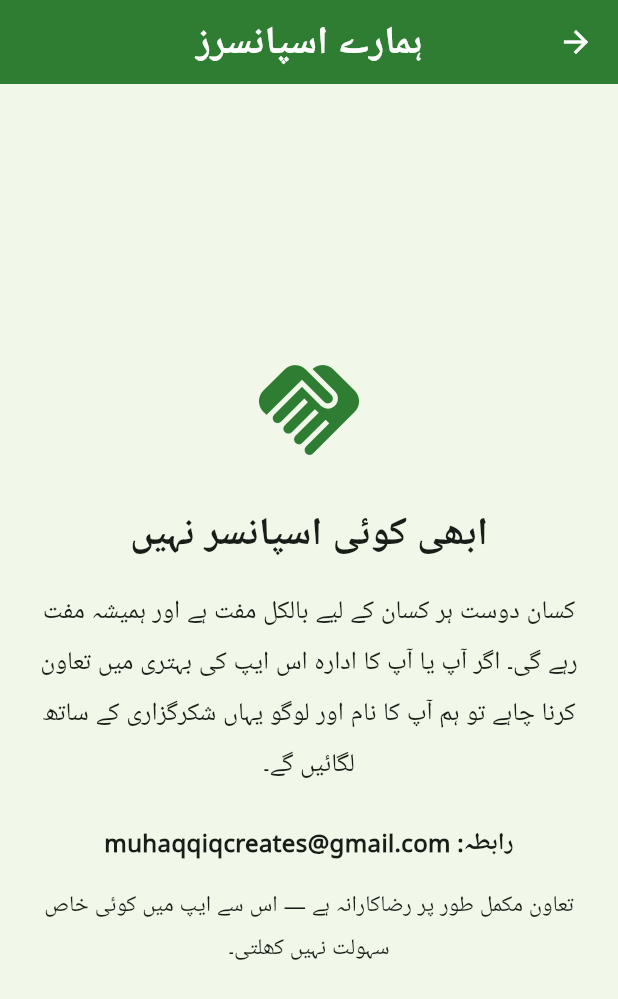
After one commit to TalhaGoharWeb/KisanDost, a Flutter app: the AboutUsScreen screen opened directly, scrolled down 365 dp, after a tap on "ہمارے اسپانسرز", on a phone screen of 412 x 824 dp. The commit adds this screen. Shown: the top 999 px of the screen. Run offline on Flutter 3.47's test engine with Material 3 defaults, Android fonts, the phone set to English and light mode, and no system bars; our stand-ins replace file_picker, flutter_local_notifications, package_info_plus, pdf, share_plus, shared_preferences and 2 more; missing offline and left inert: encrypt, pointycastle; accounts and stored records are empty; Roboto replaces fonts that are missing (Jameel Noori Nastaleeq).

Commit message:
Add Sponsors section (ہمارے اسپانسرز)
- lib/data/sponsors.dart: Sponsor model + kSponsors list (empty for
  now — filled per confirmed sponsor; logos are bundled assets since
  the app is fully offline)
- SponsorsScreen: logo + name + company cards; honest empty state
  with invitation + contact while the list is empty
- Entry points: dashboard overflow menu + About screen card
- assets/sponsors/ declared in pubspec (non-recursive bundling)
- Widget test pins the empty state; no invented sponsors

```diff
--- a/lib/screens/about_us_screen.dart
+++ b/lib/screens/about_us_screen.dart
@@ -1,5 +1,7 @@
 import 'package:flutter/material.dart';
 import 'package:package_info_plus/package_info_plus.dart';
+
+import 'sponsors_screen.dart';
 
 class AboutUsScreen extends StatelessWidget {
   const AboutUsScreen({super.key});
@@ -188,6 +190,39 @@ class AboutUsScreen extends StatelessWidget {
               ),
             ),
             const SizedBox(height: 24),
+
+            // Sponsors link
+            Card(
+              elevation: 2,
+              shape: RoundedRectangleBorder(
+                borderRadius: BorderRadius.circular(16),
+              ),
+              child: ListTile(
+                leading: const Icon(
+                  Icons.handshake,
+                  color: Colors.green,
+                  size: 32,
+                ),
+                title: const Text(
+                  'ہمارے اسپانسرز',
+                  style: TextStyle(fontSize: 18, fontWeight: FontWeight.bold),
+                ),
+                subtitle: const Text(
+                  'ان شخصیات اور اداروں کا شکریہ جن کے تعاون سے یہ ایپ مفت رہتی ہے',
+                  style: TextStyle(fontSize: 14),
+                ),
+                trailing: const Icon(Icons.arrow_back_ios, size: 18),
+                onTap: () {
+                  Navigator.push(
+                    context,
+                    MaterialPageRoute(
+                      builder: (_) => const SponsorsScreen(),
+                    ),
+                  );
+                },
+              ),
+            ),
+            const SizedBox(height: 24),
           ],
         ),
       ),
--- /dev/null
+++ b/lib/screens/sponsors_screen.dart
@@ -0,0 +1,192 @@
+import 'package:flutter/material.dart';
+
+import '../data/sponsors.dart';
+import '../theme/app_theme.dart';
+
+/// ہمارے اسپانسرز — acknowledges the people and companies whose voluntary
+/// support keeps Kisan Dost free for every farmer.
+///
+/// Sponsorship is acknowledgement only: it never unlocks features and
+/// never changes the app for anyone (owner's transparency principles).
+class SponsorsScreen extends StatelessWidget {
+  const SponsorsScreen({super.key});
+
+  @override
+  Widget build(BuildContext context) {
+    return Scaffold(
+      appBar: AppBar(
+        title: const Text(
+          'ہمارے اسپانسرز',
+          style: TextStyle(fontWeight: FontWeight.bold),
+        ),
+        backgroundColor: AppTheme.primaryColor,
+        foregroundColor: Colors.white,
+      ),
+      body:
+          kSponsors.isEmpty
+              ? const _NoSponsorsYet()
+              : ListView(
+                padding: const EdgeInsets.all(16),
+                children: [
+                  const _IntroText(),
+                  const SizedBox(height: 16),
+                  for (final sponsor in kSponsors) ...[
+                    _SponsorCard(sponsor: sponsor),
+                    const SizedBox(height: 12),
+                  ],
+                  const _FooterNote(),
+                ],
+              ),
+    );
+  }
+}
+
+class _IntroText extends StatelessWidget {
+  const _IntroText();
+
+  @override
+  Widget build(BuildContext context) {
+    return const Text(
+      'کسان دوست ہر کسان کے لیے بالکل مفت ہے۔ یہ ادارے اور شخصیات رضاکارانہ '
+      'طور پر ایپ کی بہتری میں تعاون کرتے ہیں — ہم ان کے شکر گزار ہیں۔',
+      style: TextStyle(fontSize: 17, height: 1.9),
+      textAlign: TextAlign.center,
+    );
+  }
+}
+
+class _SponsorCard extends StatelessWidget {
+  final Sponsor sponsor;
+
+  const _SponsorCard({required this.sponsor});
+
+  @override
+  Widget build(BuildContext context) {
+    return Card(
+      elevation: 3,
+      shape: RoundedRectangleBorder(borderRadius: BorderRadius.circular(20)),
+      child: Padding(
+        padding: const EdgeInsets.symmetric(vertical: 24, horizontal: 16),
+        child: Column(
+          children: [
+            // Sponsor logo (bundled asset — the app is fully offline).
+            ClipRRect(
+              borderRadius: BorderRadius.circular(16),
+              child: Image.asset(
+                sponsor.logoAsset,
+                width: 120,
+                height: 120,
+                fit: BoxFit.contain,
+                errorBuilder:
+                    (context, error, stackTrace) => Container(
+                      width: 120,
+                      height: 120,
+                      decoration: BoxDecoration(
+                        color: AppTheme.primaryColor.withValues(alpha: 0.1),
+                        borderRadius: BorderRadius.circular(16),
+                      ),
+                      child: const Icon(
+                        Icons.handshake,
+                        size: 56,
+                        color: AppTheme.primaryColor,
+                      ),
+                    ),
+              ),
+            ),
+            const SizedBox(height: 16),
+            Text(
+              sponsor.name,
+              style: const TextStyle(
+                fontSize: 24,
+                fontWeight: FontWeight.bold,
+                fontFamily: 'Jameel Noori Nastaleeq',
+              ),
+              textAlign: TextAlign.center,
+            ),
+            const SizedBox(height: 4),
+            Text(
+              sponsor.company,
+              style: TextStyle(fontSize: 18, color: Colors.grey.shade700),
+              textAlign: TextAlign.center,
+            ),
+            if (sponsor.note != null) ...[
+              const SizedBox(height: 8),
+              Text(
+                sponsor.note!,
+                style: const TextStyle(fontSize: 16),
+                textAlign: TextAlign.center,
+              ),
+            ],
+          ],
+        ),
+      ),
+    );
+  }
+}
+
+class _FooterNote extends StatelessWidget {
+  const _FooterNote();
+
+  @override
+  Widget build(BuildContext context) {
+    return const Padding(
+      padding: EdgeInsets.symmetric(vertical: 8),
+      child: Text(
+        'تعاون مکمل طور پر رضاکارانہ ہے — اس سے ایپ میں کوئی خاص سہولت '
+        'نہیں کھلتی۔ کسان دوست آج مفت ہے اور ہمیشہ مفت رہے گی۔',
+        style: TextStyle(fontSize: 15, height: 1.9),
+        textAlign: TextAlign.center,
+      ),
+    );
+  }
+}
+
+/// Shown while there are no sponsors yet: an honest invitation instead
+/// of a fake list. Contact is the developer email from the website.
+class _NoSponsorsYet extends StatelessWidget {
+  const _NoSponsorsYet();
+
+  @override
+  Widget build(BuildContext context) {
+    return const Padding(
+      padding: EdgeInsets.all(24),
+      child: Column(
+        mainAxisAlignment: MainAxisAlignment.center,
+        children: [
+          Icon(Icons.handshake, size: 80, color: AppTheme.primaryColor),
+          SizedBox(height: 24),
+          Text(
+            'ابھی کوئی اسپانسر نہیں',
+            style: TextStyle(
+              fontSize: 26,
+              fontWeight: FontWeight.bold,
+              fontFamily: 'Jameel Noori Nastaleeq',
+            ),
+            textAlign: TextAlign.center,
+          ),
+          SizedBox(height: 16),
+          Text(
+            'کسان دوست ہر کسان کے لیے بالکل مفت ہے اور ہمیشہ مفت رہے گی۔ '
+            'اگر آپ یا آپ کا ادارہ اس ایپ کی بہتری میں تعاون کرنا چاہے تو '
+            'ہم آپ کا نام اور لوگو یہاں شکرگزاری کے ساتھ لگائیں گے۔',
+            style: TextStyle(fontSize: 17, height: 2.0),
+            textAlign: TextAlign.center,
+          ),
+          SizedBox(height: 24),
+          Text(
+            'رابطہ: muhaqqiqcreates@gmail.com',
+            style: TextStyle(fontSize: 16, fontWeight: FontWeight.bold),
+            textAlign: TextAlign.center,
+          ),
+          SizedBox(height: 16),
+          Text(
+            'تعاون مکمل طور پر رضاکارانہ ہے — اس سے ایپ میں کوئی خاص '
+            'سہولت نہیں کھلتی۔',
+            style: TextStyle(fontSize: 15, height: 1.9),
+            textAlign: TextAlign.center,
+          ),
+        ],
+      ),
+    );
+  }
+}
--- a/pubspec.yaml
+++ b/pubspec.yaml
@@ -42,6 +42,7 @@ flutter:
 
   assets:
     - assets/images/
+    - assets/sponsors/
 
   fonts:
     - family: Jameel Noori Nastaleeq
```
Also changed, not shown: lib/data/sponsors.dart (added, +47 -0 lines), lib/screens/dashboard_screen.dart (+22 -0 lines), 2 other files.
